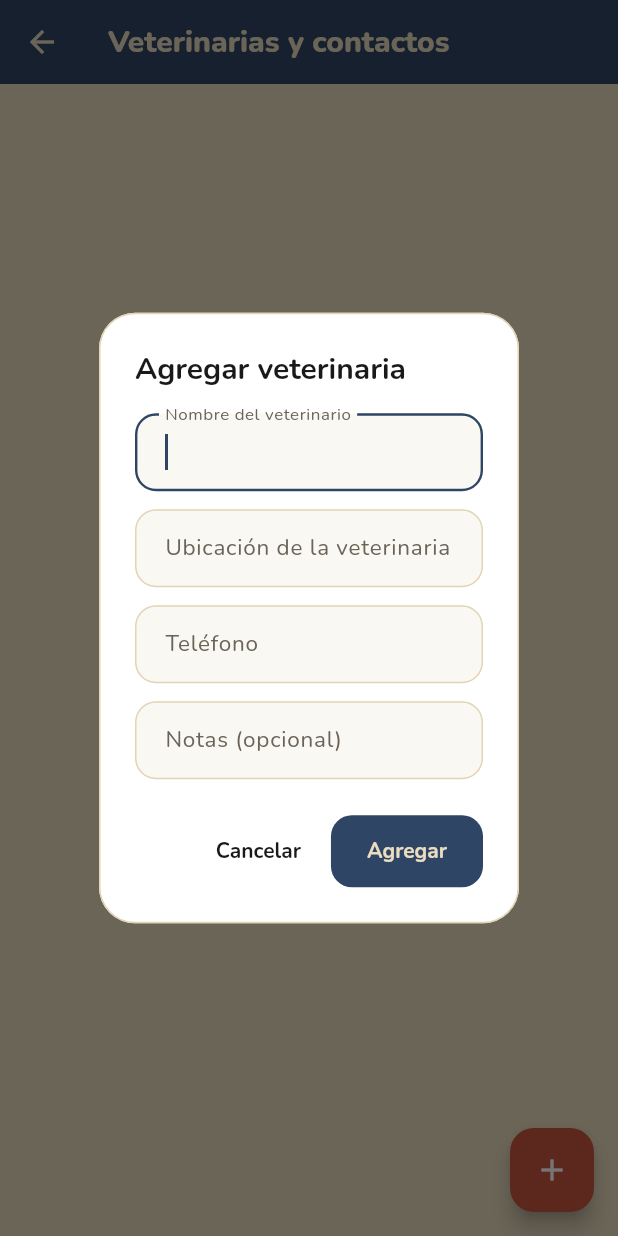
After one commit to Sabri0126/fichas_refugio, a Flutter app: the PantallaVeterinarias screen opened directly, after a tap on the "add" icon, on a phone screen of 412 x 824 dp. The commit adds this screen. Run offline on Flutter 3.47's test engine with Material 3 defaults, Android fonts, the phone set to English and light mode, and no system bars; our stand-ins replace cloud_firestore, firebase_auth, firebase_core, firebase_messaging, firebase_storage, fl_chart and 12 more; accounts and stored records are empty; generated files the repository leaves out were written again.

Commit message:
Añadir contactos veterinarios
Añade un directorio veterinario gestionado por el personal que incluya validación de datos de contacto, llamadas, funciones para compartir y reglas de seguridad de Firestore. Incluye la entrada del menú, la compatibilidad con la plataforma y las pruebas del controlador y de la interfaz de usuario.

```diff
--- /dev/null
+++ b/lib/controllers/veterinaria_controller.dart
@@ -0,0 +1,127 @@
+import 'package:cloud_firestore/cloud_firestore.dart';
+
+import '../models/contacto_veterinario_model.dart';
+
+/// Contactos de veterinarias compartidos entre los administradores.
+class VeterinariaController {
+  final CollectionReference<Map<String, dynamic>> _ref;
+
+  VeterinariaController({FirebaseFirestore? firestore})
+    : _ref = (firestore ?? FirebaseFirestore.instance).collection(
+        'veterinarias',
+      );
+
+  static const int maxNombre = 80;
+  static const int maxUbicacion = 160;
+  static const int maxTelefono = 40;
+  static const int maxNotas = 400;
+
+  /// Deja dígitos y, si estaba al principio, el `+`. Null si no alcanza para marcar.
+  static String? uriTelefono(String telefono) {
+    final buffer = StringBuffer();
+    for (final caracter in telefono.trim().split('')) {
+      final esMas = caracter == '+' && buffer.isEmpty;
+      final codigo = caracter.codeUnitAt(0);
+      final esDigito = codigo >= 48 && codigo <= 57;
+      if (esMas || esDigito) buffer.write(caracter);
+    }
+    final limpio = buffer.toString();
+    final digitos = limpio.startsWith('+') ? limpio.substring(1) : limpio;
+    if (digitos.length < 6) return null;
+    return 'tel:$limpio';
+  }
+
+  /// Texto para la hoja de compartir. Omite las notas cuando están vacías.
+  static String textoCompartir(ContactoVeterinarioModel contacto) {
+    final lineas = <String>[
+      contacto.nombre.trim(),
+      contacto.ubicacion.trim(),
+      'Teléfono: ${contacto.telefono.trim()}',
+    ];
+    final notas = contacto.notas.trim();
+    if (notas.isNotEmpty) lineas.add('Notas: $notas');
+    return lineas.join('\n');
+  }
+
+  /// Null si los datos se pueden guardar.
+  static String? validar({
+    required String nombre,
+    required String ubicacion,
+    required String telefono,
+    required String notas,
+  }) {
+    final nombreLimpio = nombre.trim();
+    final ubicacionLimpia = ubicacion.trim();
+    final telefonoLimpio = telefono.trim();
+    final notasLimpias = notas.trim();
+    if (nombreLimpio.isEmpty) {
+      return 'Ingresá el nombre del veterinario.';
+    }
+    if (nombreLimpio.length > maxNombre) {
+      return 'El nombre es demasiado largo.';
+    }
+    if (ubicacionLimpia.isEmpty) {
+      return 'Ingresá la ubicación de la veterinaria.';
+    }
+    if (ubicacionLimpia.length > maxUbicacion) {
+      return 'La ubicación es demasiado larga.';
+    }
+    if (telefonoLimpio.isEmpty) {
+      return 'Ingresá el teléfono.';
+    }
+    if (telefonoLimpio.length > maxTelefono) {
+      return 'El teléfono es demasiado largo.';
+    }
+    if (!_telefonoPermitido.hasMatch(telefonoLimpio) || uriTelefono(telefonoLimpio) == null) {
+      return 'El teléfono no se puede marcar.';
+    }
+    if (notasLimpias.length > maxNotas) {
+      return 'Las notas son demasiado largas.';
+    }
+    return null;
+  }
+
+  static final RegExp _telefonoPermitido = RegExp(r'^[0-9+()\s\-]+$');
+
+  Stream<List<ContactoVeterinarioModel>> observar() {
+    return _ref.snapshots().map((snapshot) {
+      final lista = <ContactoVeterinarioModel>[];
+      for (final doc in snapshot.docs) {
+        try {
+          lista.add(ContactoVeterinarioModel.fromMap(doc.data(), doc.id));
+        } catch (_) {}
+      }
+      lista.sort((a, b) {
+        final porNombre = a.nombre.toLowerCase().compareTo(
+          b.nombre.toLowerCase(),
+        );
+        if (porNombre != 0) return porNombre;
+        return a.id.compareTo(b.id);
+      });
+      return lista;
+    });
+  }
+
+  Future<void> guardar(ContactoVeterinarioModel contacto) async {
+    final error = validar(
+      nombre: contacto.nombre,
+      ubicacion: contacto.ubicacion,
+      telefono: contacto.telefono,
+      notas: contacto.notas,
+    );
+    if (error != null) throw ArgumentError(error);
+    final id = contacto.id.isEmpty ? _ref.doc().id : contacto.id;
+    final limpio = contacto.copyWith(
+      id: id,
+      nombre: contacto.nombre.trim(),
+      ubicacion: contacto.ubicacion.trim(),
+      telefono: contacto.telefono.trim(),
+      notas: contacto.notas.trim(),
+    );
+    await _ref.doc(id).set(limpio.toMap());
+  }
+
+  Future<void> eliminar(String id) async {
+    await _ref.doc(id).delete();
+  }
+}
--- /dev/null
+++ b/lib/models/contacto_veterinario_model.dart
@@ -0,0 +1,60 @@
+/// Contacto de una veterinaria, guardado en la colección `veterinarias`.
+class ContactoVeterinarioModel {
+  final String id;
+  final String nombre;
+  final String ubicacion;
+  final String telefono;
+  final String notas;
+
+  const ContactoVeterinarioModel({
+    required this.id,
+    required this.nombre,
+    required this.ubicacion,
+    required this.telefono,
+    required this.notas,
+  });
+
+  factory ContactoVeterinarioModel.fromMap(
+    Map<String, dynamic> data,
+    String id,
+  ) {
+    final nombre = data['nombre']?.toString().trim() ?? '';
+    final ubicacion = data['ubicacion']?.toString().trim() ?? '';
+    final telefono = data['telefono']?.toString().trim() ?? '';
+    if (id.isEmpty || nombre.isEmpty || ubicacion.isEmpty || telefono.isEmpty) {
+      throw const FormatException('Contacto de veterinaria inválido');
+    }
+    return ContactoVeterinarioModel(
+      id: id,
+      nombre: nombre,
+      ubicacion: ubicacion,
+      telefono: telefono,
+      notas: data['notas']?.toString().trim() ?? '',
+    );
+  }
+
+  Map<String, dynamic> toMap() {
+    return {
+      'nombre': nombre,
+      'ubicacion': ubicacion,
+      'telefono': telefono,
+      'notas': notas,
+    };
+  }
+
+  ContactoVeterinarioModel copyWith({
+    String? id,
+    String? nombre,
+    String? ubicacion,
+    String? telefono,
+    String? notas,
+  }) {
+    return ContactoVeterinarioModel(
+      id: id ?? this.id,
+      nombre: nombre ?? this.nombre,
+      ubicacion: ubicacion ?? this.ubicacion,
+      telefono: telefono ?? this.telefono,
+      notas: notas ?? this.notas,
+    );
+  }
+}
--- /dev/null
+++ b/lib/views/pantalla_veterinarias.dart
@@ -0,0 +1,490 @@
+import 'package:flutter/material.dart';
+import 'package:flutter/services.dart';
+import 'package:share_plus/share_plus.dart';
+import 'package:url_launcher/url_launcher.dart';
+
+import '../controllers/veterinaria_controller.dart';
+import '../models/contacto_veterinario_model.dart';
+import '../theme/app_colors.dart';
+import '../theme/category_colors.dart';
+import '../util/plataforma.dart';
+
+class PantallaVeterinarias extends StatefulWidget {
+  const PantallaVeterinarias({super.key});
+
+  @override
+  State<PantallaVeterinarias> createState() => _PantallaVeterinariasState();
+}
+
+class _PantallaVeterinariasState extends State<PantallaVeterinarias> {
+  final VeterinariaController _controller = VeterinariaController();
+
+  void _aviso(String texto) {
+    if (!mounted) return;
+    ScaffoldMessenger.of(context).showSnackBar(SnackBar(content: Text(texto)));
+  }
+
+  Future<void> _guardar(ContactoVeterinarioModel? actual) async {
+    final modelo = await showDialog<ContactoVeterinarioModel>(
+      context: context,
+      builder: (context) => _DialogoContacto(actual: actual),
+    );
+    if (modelo == null || !mounted) return;
+    try {
+      await _controller.guardar(modelo);
+    } catch (_) {
+      _aviso('No se pudo guardar el contacto.');
+    }
+  }
+
+  Future<void> _eliminar(ContactoVeterinarioModel contacto) async {
+    final confirmar = await showDialog<bool>(
+      context: context,
+      builder: (context) => AlertDialog(
+        title: const Text('¿Eliminar este contacto?'),
+        content: Text(contacto.nombre),
+        actions: [
+          TextButton(
+            onPressed: () => Navigator.pop(context, false),
+            child: const Text('Cancelar'),
+          ),
+          FilledButton(
+            onPressed: () => Navigator.pop(context, true),
+            child: const Text('Eliminar'),
+          ),
+        ],
+      ),
+    );
+    if (confirmar != true || !mounted) return;
+    try {
+      await _controller.eliminar(contacto.id);
+    } catch (_) {
+      _aviso('No se pudo eliminar el contacto.');
+    }
+  }
+
+  Future<void> _opciones(ContactoVeterinarioModel contacto) async {
+    final accion = await showModalBottomSheet<_AccionContacto>(
+      context: context,
+      showDragHandle: true,
+      builder: (context) => HojaContactoVeterinario(
+        contacto: contacto,
+        puedeLlamar: !esWindows,
+        onLlamar: () => Navigator.pop(context, _AccionContacto.llamar),
+        onCompartir: () => Navigator.pop(context, _AccionContacto.compartir),
+      ),
+    );
+    if (!mounted || accion == null) return;
+    if (accion == _AccionContacto.llamar) {
+      await _llamar(contacto);
+    } else {
+      await _compartir(contacto);
+    }
+  }
+
+  Future<void> _llamar(ContactoVeterinarioModel contacto) async {
+    final uri = VeterinariaController.uriTelefono(contacto.telefono);
+    if (uri == null) {
+      _aviso('El teléfono no se puede marcar.');
+      return;
+    }
+    if (esWindows) {
+      await Clipboard.setData(ClipboardData(text: contacto.telefono.trim()));
+      _aviso('Número copiado. En la computadora no se puede llamar.');
+      return;
+    }
+    try {
+      final abrio = await launchUrl(Uri.parse(uri));
+      if (!abrio) _aviso('No se pudo abrir el teléfono.');
+    } catch (_) {
+      _aviso('No se pudo abrir el teléfono.');
+    }
+  }
+
+  Future<void> _compartir(ContactoVeterinarioModel contacto) async {
+    try {
+      await Share.share(VeterinariaController.textoCompartir(contacto));
+    } catch (_) {
+      _aviso('No se pudo compartir el contacto.');
+    }
+  }
+
+  @override
+  Widget build(BuildContext context) {
+    return Scaffold(
+      appBar: AppBar(
+        title: Text(
+          'Veterinarias y contactos',
+          style: Theme.of(context).textTheme.titleLarge?.copyWith(
+            color: AppColors.arena,
+            fontSize: 20,
+            fontWeight: FontWeight.w800,
+          ),
+        ),
+      ),
+      floatingActionButton: FloatingActionButton(
+        tooltip: 'Agregar veterinaria',
+        onPressed: () => _guardar(null),
+        child: const Icon(Icons.add),
+      ),
+      body: StreamBuilder<List<ContactoVeterinarioModel>>(
+        stream: _controller.observar(),
+        builder: (context, snapshot) {
+          if (snapshot.hasError) {
+            return const Center(
+              child: Text('No se pudieron cargar los contactos.'),
+            );
+          }
+          if (!snapshot.hasData) {
+            return const Center(child: CircularProgressIndicator());
+          }
+          final contactos = snapshot.data!;
+          if (contactos.isEmpty) {
+            return Center(
+              child: Padding(
+                padding: const EdgeInsets.all(32),
+                child: Text(
+                  'Todavía no hay veterinarias cargadas.',
+                  textAlign: TextAlign.center,
+                  style: Theme.of(context).textTheme.bodyMedium?.copyWith(
+                    color: context.paleta.textoSuave,
+                  ),
+                ),
+              ),
+            );
+          }
+          final abajo = 96 + MediaQuery.paddingOf(context).bottom;
+          return AnchoVentana(
+            child: ListView.separated(
+              padding: EdgeInsets.fromLTRB(16, 16, 16, abajo),
+              itemCount: contactos.length,
+              separatorBuilder: (_, _) => const SizedBox(height: 12),
+              itemBuilder: (context, indice) {
+                final contacto = contactos[indice];
+                return _TarjetaContacto(
+                  contacto: contacto,
+                  onTap: () => _opciones(contacto),
+                  onEditar: () => _guardar(contacto),
+                  onEliminar: () => _eliminar(contacto),
+                );
+              },
+            ),
+          );
+        },
+      ),
+    );
+  }
+}
+
+enum _AccionContacto { llamar, compartir }
+
+class HojaContactoVeterinario extends StatelessWidget {
+  final ContactoVeterinarioModel contacto;
+  final bool puedeLlamar;
+  final VoidCallback onLlamar;
+  final VoidCallback onCompartir;
+
+  const HojaContactoVeterinario({
+    super.key,
+    required this.contacto,
+    required this.puedeLlamar,
+    required this.onLlamar,
+    required this.onCompartir,
+  });
+
+  @override
+  Widget build(BuildContext context) {
+    final notas = contacto.notas.trim();
+    final suave = context.paleta.textoSuave;
+    return SafeArea(
+      child: Padding(
+        padding: const EdgeInsets.fromLTRB(24, 0, 24, 24),
+        child: Column(
+          mainAxisSize: MainAxisSize.min,
+          crossAxisAlignment: CrossAxisAlignment.start,
+          children: [
+            Text(
+              contacto.nombre,
+              style: Theme.of(context).textTheme.titleLarge,
+            ),
+            const SizedBox(height: 4),
+            Text(
+              contacto.ubicacion,
+              style: Theme.of(
+                context,
+              ).textTheme.bodyMedium?.copyWith(color: suave),
+            ),
+            const SizedBox(height: 4),
+            Text(
+              contacto.telefono,
+              style: Theme.of(context).textTheme.bodyMedium,
+            ),
+            if (notas.isNotEmpty) ...[
+              const SizedBox(height: 8),
+              Text(
+                notas,
+                style: Theme.of(
+                  context,
+                ).textTheme.bodyMedium?.copyWith(color: suave),
+              ),
+            ],
+            const SizedBox(height: 16),
+            SizedBox(
+              width: double.infinity,
+              child: FilledButton.icon(
+                onPressed: onLlamar,
+                icon: Icon(puedeLlamar ? Icons.phone : Icons.content_copy),
+                label: Text(puedeLlamar ? 'Llamar' : 'Copiar número'),
+              ),
+            ),
+            const SizedBox(height: 8),
+            SizedBox(
+              width: double.infinity,
+              child: OutlinedButton.icon(
+                onPressed: onCompartir,
+                icon: const Icon(Icons.share),
+                label: const Text('Compartir'),
+              ),
+            ),
+          ],
+        ),
+      ),
+    );
+  }
+}
+
+class _TarjetaContacto extends StatelessWidget {
+  final ContactoVeterinarioModel contacto;
+  final VoidCallback onTap;
+  final VoidCallback onEditar;
+  final VoidCallback onEliminar;
+
+  const _TarjetaContacto({
+    required this.contacto,
+    required this.onTap,
+    required this.onEditar,
+    required this.onEliminar,
+  });
+
+  @override
+  Widget build(BuildContext context) {
+    final notas = contacto.notas.trim();
+    final suave = context.paleta.textoSuave;
+    return Card(
+      clipBehavior: Clip.antiAlias,
+      child: InkWell(
+        onTap: onTap,
+        child: Padding(
+          padding: const EdgeInsets.fromLTRB(16, 12, 4, 12),
+          child: Row(
+            crossAxisAlignment: CrossAxisAlignment.start,
+            children: [
+              Padding(
+                padding: const EdgeInsets.only(top: 2),
+                child: Container(
+                  width: 40,
+                  height: 40,
+                  alignment: Alignment.center,
+                  decoration: BoxDecoration(
+                    color: CategoryColors.tinte('veterinaria'),
+                    shape: BoxShape.circle,
+                  ),
+                  child: const Icon(
+                    Icons.local_hospital_outlined,
+                    color: CategoryColors.veterinariaTexto,
+                    size: 22,
+                  ),
+                ),
+              ),
+              const SizedBox(width: 12),
+              Expanded(
+                child: Column(
+                  crossAxisAlignment: CrossAxisAlignment.start,
+                  children: [
+                    Text(
+                      contacto.nombre,
+                      style: Theme.of(context).textTheme.titleMedium,
+                    ),
+                    const SizedBox(height: 2),
+                    Text(
+                      contacto.ubicacion,
+                      style: Theme.of(
+                        context,
+                      ).textTheme.bodyMedium?.copyWith(color: suave),
+                    ),
+                    const SizedBox(height: 2),
+                    Text(
+                      contacto.telefono,
+                      style: Theme.of(context).textTheme.bodyMedium,
+                    ),
+                    if (notas.isNotEmpty) ...[
+                      const SizedBox(height: 4),
+                      Text(
+                        notas,
+                        maxLines: 2,
+                        overflow: TextOverflow.ellipsis,
+                        style: Theme.of(
+                          context,
+                        ).textTheme.bodyMedium?.copyWith(color: suave),
+                      ),
+                    ],
+                  ],
+                ),
+              ),
+              PopupMenuButton<String>(
+                tooltip: 'Editar o eliminar',
+                onSelected: (valor) {
+                  if (valor == 'editar') onEditar();
+                  if (valor == 'eliminar') onEliminar();
+                },
+                itemBuilder: (context) => const [
+                  PopupMenuItem(value: 'editar', child: Text('Editar')),
+                  PopupMenuItem(value: 'eliminar', child: Text('Eliminar')),
+                ],
+              ),
+            ],
+          ),
+        ),
+      ),
+    );
+  }
+}
+
+class _DialogoContacto extends StatefulWidget {
+  final ContactoVeterinarioModel? actual;
+
+  const _DialogoContacto({this.actual});
+
+  @override
+  State<_DialogoContacto> createState() => _DialogoContactoState();
+}
+
+class _DialogoContactoState extends State<_DialogoContacto> {
+  late final TextEditingController _nombre;
+  late final TextEditingController _ubicacion;
+  late final TextEditingController _telefono;
+  late final TextEditingController _notas;
+  var _error = '';
+  var _cerrando = false;
+
+  @override
+  void initState() {
+    super.initState();
+    final actual = widget.actual;
+    _nombre = TextEditingController(text: actual?.nombre ?? '');
+    _ubicacion = TextEditingController(text: actual?.ubicacion ?? '');
+    _telefono = TextEditingController(text: actual?.telefono ?? '');
+    _notas = TextEditingController(text: actual?.notas ?? '');
+  }
+
+  @override
+  void dispose() {
+    _nombre.dispose();
+    _ubicacion.dispose();
+    _telefono.dispose();
+    _notas.dispose();
+    super.dispose();
+  }
+
+  void _guardar() {
+    if (_cerrando) return;
+    final error = VeterinariaController.validar(
+      nombre: _nombre.text,
+      ubicacion: _ubicacion.text,
+      telefono: _telefono.text,
+      notas: _notas.text,
+    );
+    if (error != null) {
+      setState(() => _error = error);
+      return;
+    }
+    _cerrando = true;
+    Navigator.pop(
+      context,
+      ContactoVeterinarioModel(
+        id: widget.actual?.id ?? '',
+        nombre: _nombre.text.trim(),
+        ubicacion: _ubicacion.text.trim(),
+        telefono: _telefono.text.trim(),
+        notas: _notas.text.trim(),
+      ),
+    );
+  }
+
+  @override
+  Widget build(BuildContext context) {
+    final actual = widget.actual;
+    return AlertDialog(
+      scrollable: true,
+      title: Text(
+        actual == null ? 'Agregar veterinaria' : 'Editar veterinaria',
+      ),
+      content: Column(
+        mainAxisSize: MainAxisSize.min,
+        children: [
+          TextField(
+            controller: _nombre,
+            autofocus: actual == null,
+            textCapitalization: TextCapitalization.words,
+            textInputAction: TextInputAction.next,
+            scrollPadding: EdgeInsets.zero,
+            decoration: const InputDecoration(
+              labelText: 'Nombre del veterinario',
+            ),
+          ),
+          const SizedBox(height: 12),
+          TextField(
+            controller: _ubicacion,
+            textCapitalization: TextCapitalization.sentences,
+            textInputAction: TextInputAction.next,
+            scrollPadding: EdgeInsets.zero,
+            decoration: const InputDecoration(
+              labelText: 'Ubicación de la veterinaria',
+            ),
+          ),
+          const SizedBox(height: 12),
+          TextField(
+            controller: _telefono,
+            keyboardType: TextInputType.phone,
+            textInputAction: TextInputAction.next,
+            scrollPadding: EdgeInsets.zero,
+            inputFormatters: [
+              FilteringTextInputFormatter.allow(RegExp(r'[0-9+()\s\-]')),
+            ],
+            decoration: const InputDecoration(labelText: 'Teléfono'),
+          ),
+          const SizedBox(height: 12),
+          TextField(
+            controller: _notas,
+            textCapitalization: TextCapitalization.sentences,
+            textInputAction: TextInputAction.done,
+            scrollPadding: EdgeInsets.zero,
+            minLines: 1,
+            maxLines: 4,
+            onSubmitted: (_) => _guardar(),
+            decoration: const InputDecoration(labelText: 'Notas (opcional)'),
+          ),
+          if (_error.isNotEmpty) ...[
+            const SizedBox(height: 12),
+            Text(
+              _error,
+              style: Theme.of(
+                context,
+              ).textTheme.bodyMedium?.copyWith(color: AppColors.error),
+            ),
+          ],
+        ],
+      ),
+      actions: [
+        TextButton(
+          onPressed: () => Navigator.pop(context),
+          child: const Text('Cancelar'),
+        ),
+        FilledButton(
+          onPressed: _guardar,
+          child: Text(actual == null ? 'Agregar' : 'Guardar'),
+        ),
+      ],
+    );
+  }
+}
--- a/pubspec.yaml
+++ b/pubspec.yaml
@@ -57,6 +57,7 @@ dependencies:
   share_plus: ^10.1.4
   pdf: ^3.11.3
   fl_chart: ^1.2.0
+  url_launcher: ^6.3.3
 
 dev_dependencies:
   flutter_test:
```
Also changed, not shown: lib/views/pantalla_menu.dart (+31 -9 lines), pubspec.lock, 4 other files.
